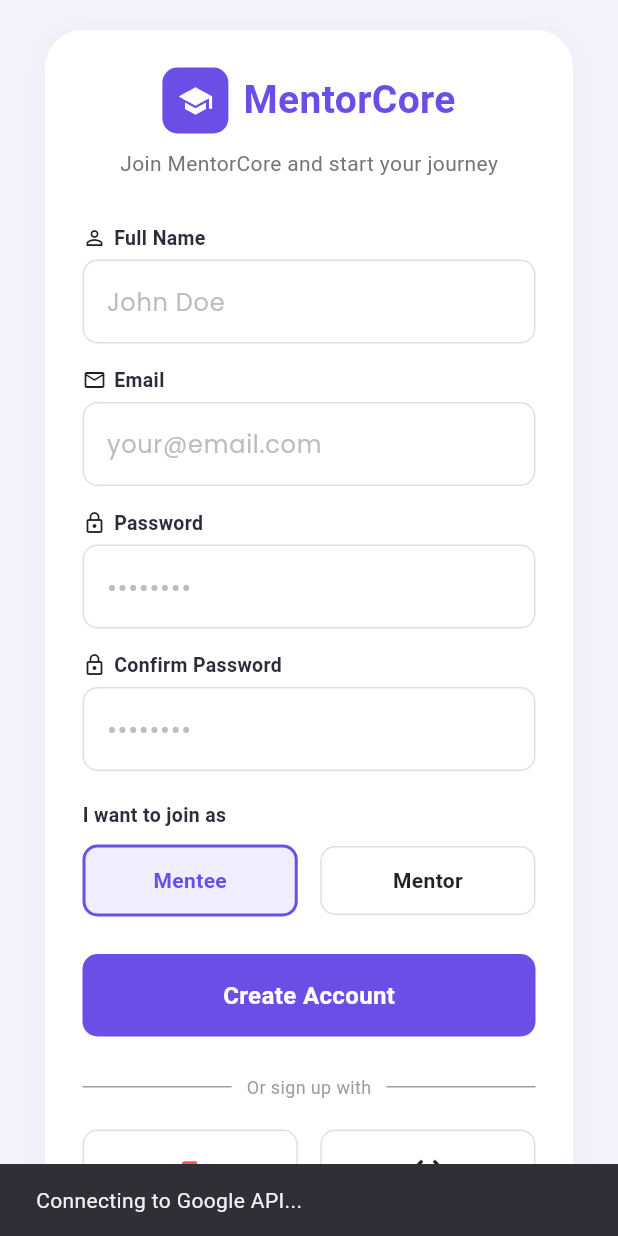
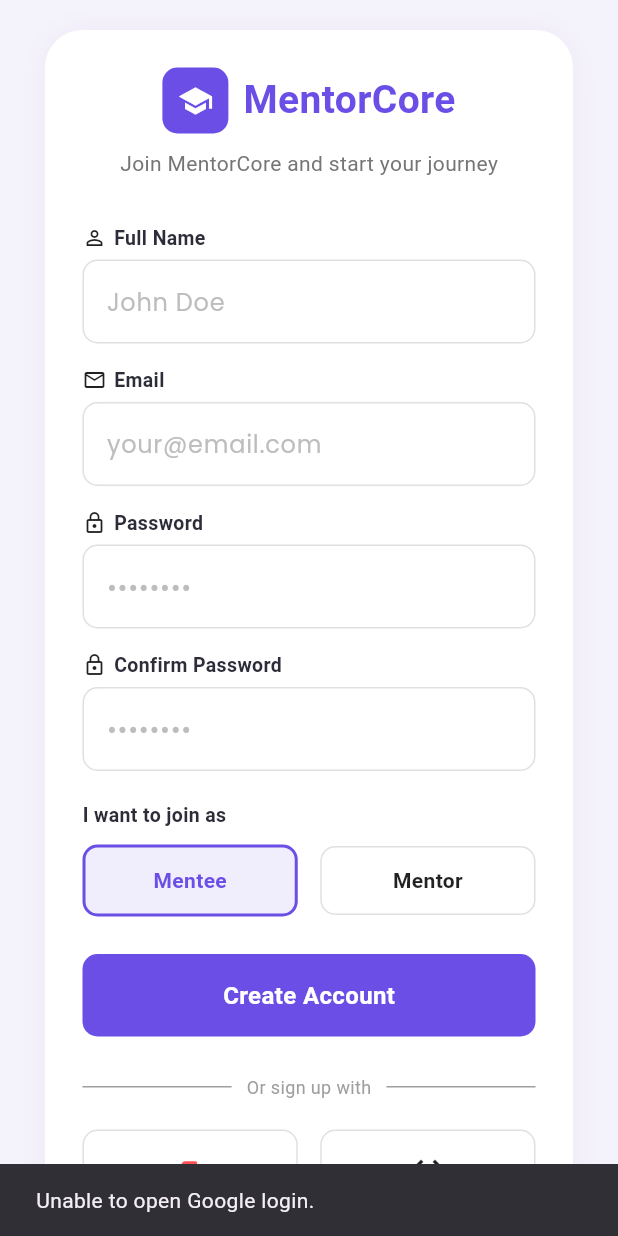
Before and after one commit to Fahmirusli/mentorship-app, a Flutter app: the RegisterScreen screen opened directly, after a tap on the "g mobiledata" icon, on a phone screen of 412 x 824 dp. Run offline on Flutter 3.47's test engine with Material 3 defaults, Android fonts, the light colour scheme and no system bars; our stand-ins replace app_links, flutter_animate, geolocator, google_fonts, google_maps_flutter, image_picker and 2 more; accounts and stored records are empty.

Commit message:
Implement mobile OAuth deep link flow

```diff
--- a/mobile/lib/config.dart
+++ b/mobile/lib/config.dart
@@ -18,7 +18,13 @@ class AppConfig {
   // For REAL PHONE (same WiFi): Use your PC's IP address
   // For Android EMULATOR: Change to 'http://10.0.2.2:8000/api'
   // For PRODUCTION: Change to 'https://your-domain.com/api'
-  static const String apiBaseUrl = 'http://192.168.0.95:8000/api';
+  static const String apiBaseUrl = 'https://api.uplifts.dev/api';
+  static const String apiRootUrl = 'https://api.uplifts.dev';
+
+  // OAuth redirect settings (mobile deep link)
+  static const String oauthRedirectScheme = 'uplifts';
+  static const String oauthRedirectPath = 'oauth';
+  static String get oauthRedirectUri => '$oauthRedirectScheme://$oauthRedirectPath';
 
   // App-wide constants
   static const String appName = 'MentorCore';
--- a/mobile/lib/screens/auth/login_screen.dart
+++ b/mobile/lib/screens/auth/login_screen.dart
@@ -176,7 +176,14 @@ class _LoginPageState extends State<LoginPage> {
   Widget _socialButton(String platform, Color color, IconData icon) {
     return InkWell(
       onTap: () {
-        ScaffoldMessenger.of(context).showSnackBar(SnackBar(content: Text("Connecting to $platform API...")));
+        final provider = platform.toLowerCase();
+        ApiService.startOAuth(provider).then((opened) {
+          if (!opened) {
+            ScaffoldMessenger.of(context).showSnackBar(
+              SnackBar(content: Text("Unable to open $platform login.")),
+            );
+          }
+        });
       },
       borderRadius: BorderRadius.circular(12),
       child: Container(
--- a/mobile/lib/screens/auth/register_screen.dart
+++ b/mobile/lib/screens/auth/register_screen.dart
@@ -224,7 +224,16 @@ class _RegisterScreenState extends State<RegisterScreen> {
 
   Widget _socialButton(String platform, Color color, IconData icon) {
     return InkWell(
-      onTap: () { ScaffoldMessenger.of(context).showSnackBar(SnackBar(content: Text("Connecting to $platform API..."))); },
+      onTap: () {
+        final provider = platform.toLowerCase();
+        ApiService.startOAuth(provider, role: _selectedRole).then((opened) {
+          if (!opened) {
+            ScaffoldMessenger.of(context).showSnackBar(
+              SnackBar(content: Text("Unable to open $platform login.")),
+            );
+          }
+        });
+      },
       borderRadius: BorderRadius.circular(10),
       child: Container(
         padding: const EdgeInsets.symmetric(vertical: 12),
--- a/mobile/lib/screens/services/api_service.dart
+++ b/mobile/lib/screens/services/api_service.dart
@@ -2,12 +2,22 @@
 import 'dart:convert';
 import 'package:http/http.dart' as http;
 import 'package:shared_preferences/shared_preferences.dart';
+import 'package:url_launcher/url_launcher.dart';
 import '../../config.dart';
 
 
 class ApiService {
   static String get baseUrl => AppConfig.apiBaseUrl;
   static Duration get _timeout => Duration(seconds: AppConfig.httpTimeoutSeconds);
+
+  // OAuth (Google/GitHub) - opens external browser for authentication
+  static Future<bool> startOAuth(String provider, {String? role}) async {
+    final redirect = Uri.encodeComponent(AppConfig.oauthRedirectUri);
+    final roleQuery = role != null ? '&role=${Uri.encodeComponent(role)}' : '';
+    final url = '${AppConfig.apiRootUrl}/api/auth/$provider?redirect=$redirect$roleQuery';
+
+    return launchUrl(Uri.parse(url), mode: LaunchMode.externalApplication);
+  }
 
   // 1. LOGIN FUNCTION
   static Future<Map<String, dynamic>> login(String email, String password) async {
--- a/mobile/pubspec.yaml
+++ b/mobile/pubspec.yaml
@@ -46,6 +46,7 @@ dependencies:
   image_picker: ^1.1.2
   http_parser: ^4.1.1
   url_launcher: ^6.2.5
+  app_links: ^6.1.1
   # Added to talk to Node.js backend
 
 dev_dependencies:
```
Also changed, not shown: mobile/lib/main.dart (+77 -14 lines), 1 other file.
